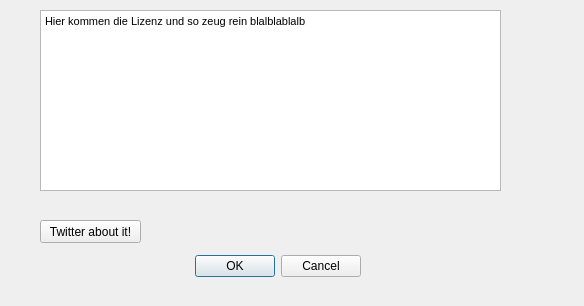
Above: gui/infodialog.ui from pfriesch/qtMauMau before the change. Below: the same form after it.
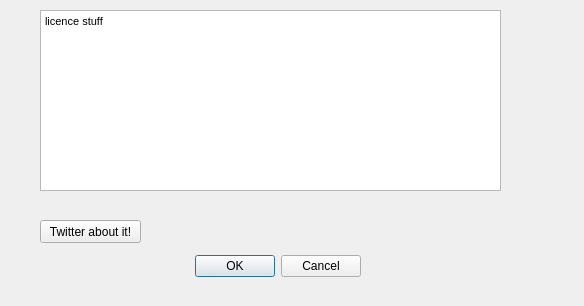
That is the form after the change.

Patch:
```diff
--- a/gui/infodialog.ui
+++ b/gui/infodialog.ui
@@ -43,7 +43,7 @@
 &lt;html&gt;&lt;head&gt;&lt;meta name=&quot;qrichtext&quot; content=&quot;1&quot; /&gt;&lt;style type=&quot;text/css&quot;&gt;
 p, li { white-space: pre-wrap; }
 &lt;/style&gt;&lt;/head&gt;&lt;body style=&quot; font-family:'MS Shell Dlg 2'; font-size:8.25pt; font-weight:400; font-style:normal;&quot;&gt;
-&lt;p style=&quot; margin-top:0px; margin-bottom:0px; margin-left:0px; margin-right:0px; -qt-block-indent:0; text-indent:0px;&quot;&gt;&lt;span style=&quot; font-size:8pt;&quot;&gt;Hier kommen die Lizenz und so zeug rein blalblablalb&lt;/span&gt;&lt;/p&gt;
+&lt;p style=&quot; margin-top:0px; margin-bottom:0px; margin-left:0px; margin-right:0px; -qt-block-indent:0; text-indent:0px;&quot;&gt;licence stuff&lt;/p&gt;
 &lt;p style=&quot;-qt-paragraph-type:empty; margin-top:0px; margin-bottom:0px; margin-left:0px; margin-right:0px; -qt-block-indent:0; text-indent:0px; font-size:8pt;&quot;&gt;&lt;br /&gt;&lt;/p&gt;&lt;/body&gt;&lt;/html&gt;</string>
    </property>
   </widget>
```
